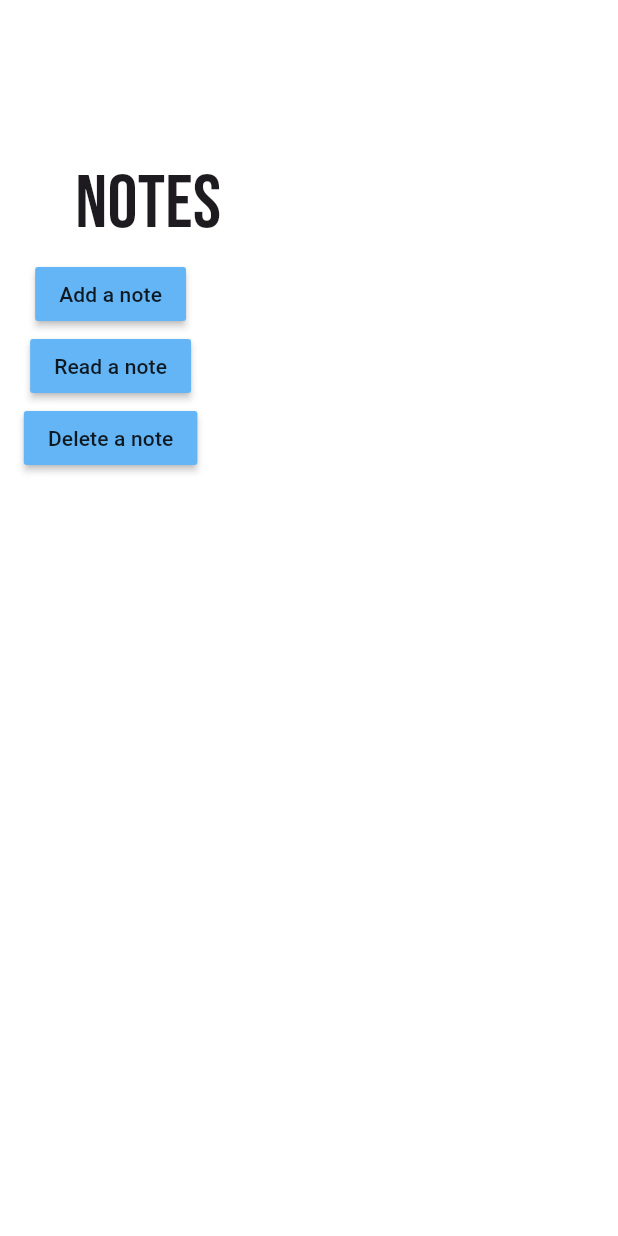
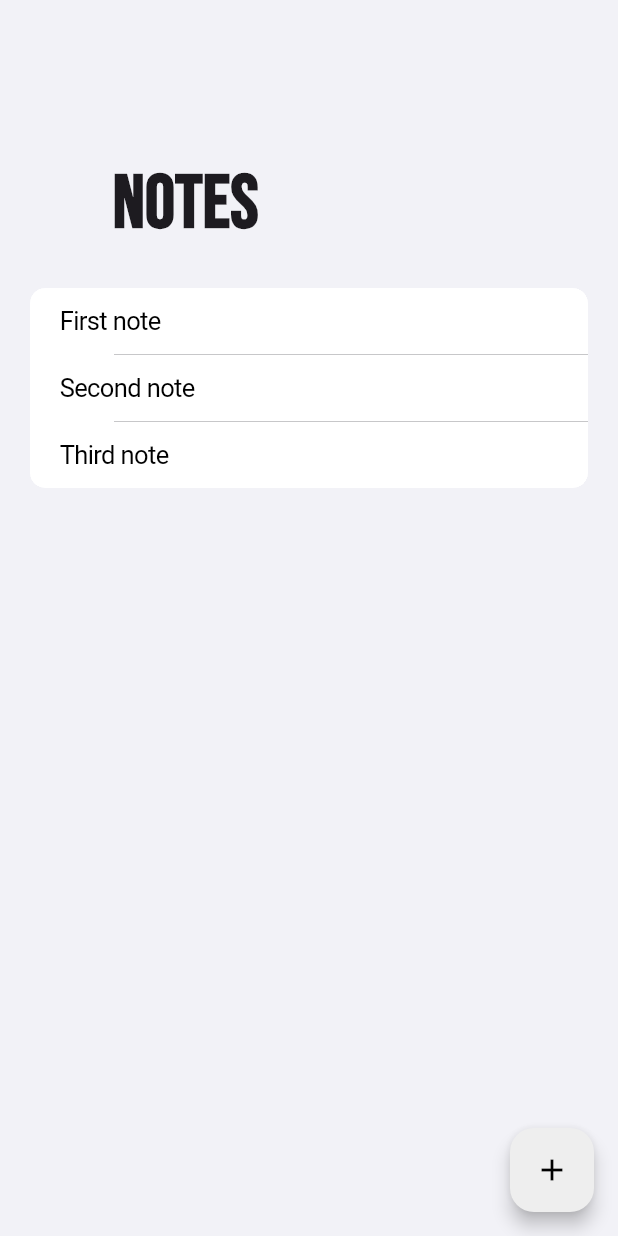
Before and after one commit to Maxx-bl/NotebookApp, a Flutter app: the screen it shows after launch, on a phone screen of 412 x 824 dp. Run offline on Flutter 3.47's test engine with Material 3 defaults, Android fonts, the phone set to English and light mode, and no system bars; missing offline and left inert: flutter_quill.

Commit message:
namespace error

```diff
--- a/lib/main.dart
+++ b/lib/main.dart
@@ -1,12 +1,9 @@
 import 'package:flutter/material.dart';
-import 'package:hive_flutter/hive_flutter.dart';
-import 'models/note.dart';
+import 'package:notebook/models/note_data.dart';
+import 'package:provider/provider.dart';
 import 'pages/home_page.dart';
 
 void main() async {
-  await Hive.initFlutter();
-  Hive.registerAdapter(NoteAdapter());
-  await Hive.openBox('notesBox');
   runApp(const MyApp());
 }
 
@@ -15,9 +12,12 @@
 
   @override
   Widget build(BuildContext context) {
-    return const MaterialApp(
-      debugShowCheckedModeBanner: false,
-      home: HomePage(),
+    return ChangeNotifierProvider(
+      create: (context) => NoteData(),
+      builder: (context, child) => const MaterialApp(
+        debugShowCheckedModeBanner: false,
+        home: HomePage(),
+      ),
     );
   }
 }
--- a/lib/models/boxes.dart
+++ /dev/null
@@ -1,3 +0,0 @@
-import 'package:hive/hive.dart';
-
-late Box notesBox;
--- a/lib/models/note.dart
+++ b/lib/models/note.dart
@@ -1,10 +1,9 @@
-import 'package:hive/hive.dart';
+class Note {
+  int id;
+  String text;
 
-part 'note.g.dart';
-
-@HiveType(typeId: 0)
-class Note {
-  @HiveField(0)
-  String text;
-  Note({required this.text});
+  Note({
+    required this.id,
+    required this.text,
+  });
 }
--- /dev/null
+++ b/lib/models/note_data.dart
@@ -0,0 +1,33 @@
+import 'package:flutter/material.dart';
+import 'package:notebook/models/note.dart';
+
+class NoteData extends ChangeNotifier {
+  List<Note> allNotes = [
+    Note(id: 0, text: 'First note'),
+    Note(id: 1, text: 'Second note'),
+    Note(id: 2, text: 'Third note'),
+  ];
+
+  List<Note> getAllNotes() {
+    return allNotes;
+  }
+
+  void addNote(Note note) {
+    allNotes.add(note);
+    notifyListeners();
+  }
+
+  void updateNote(Note note, String text) {
+    for (int i = 0; i < allNotes.length; i++) {
+      if (allNotes[i].id == note.id) {
+        allNotes[i].text = text;
+      }
+    }
+    notifyListeners();
+  }
+
+  void deleteNote(Note note) {
+    allNotes.remove(note);
+    notifyListeners();
+  }
+}
--- a/lib/pages/home_page.dart
+++ b/lib/pages/home_page.dart
@@ -1,6 +1,9 @@
+import 'package:flutter/cupertino.dart';
 import 'package:flutter/material.dart';
-import 'package:hive_flutter/hive_flutter.dart';
 import 'package:notebook/models/note.dart';
+import 'package:notebook/models/note_data.dart';
+import 'package:notebook/pages/editing_note_page.dart';
+import 'package:provider/provider.dart';
 
 class HomePage extends StatefulWidget {
   const HomePage({super.key});
@@ -10,53 +13,67 @@ class HomePage extends StatefulWidget {
 }
 
 class _HomePageState extends State<HomePage> {
+  void createNewNote() {
+    int id = Provider.of<NoteData>(context, listen: false).getAllNotes().length;
 
-  final db = Hive.box('notesBox');
+    Note newNote = Note(
+      id: id,
+      text: 'new note',
+    );
 
-  void addNote() {
-    db.put(1, Note(text: 'bonjour'));
+    goToNotePage(newNote, true);
   }
 
-  void getNote() {
-    Note note = db.get(1);
-    print(note.text);
-    //return db.get(key);
+  void goToNotePage(Note note, bool isNewNote) {
+    Navigator.push(
+        context,
+        MaterialPageRoute(
+            builder: (context) => EditingNotePage(
+                  note: note,
+                  isNewNote: isNewNote,
+                )));
   }
 
-  void deleteNote() {
-    db.delete(1);
+  void deleteNote(Note note) {
+    Provider.of<NoteData>(context, listen: false).deleteNote(note);
   }
 
   @override
   Widget build(BuildContext context) {
-    return Scaffold(
-      backgroundColor: Colors.white,
-      body: Column(
-        children: [
-          Container(
-            margin: const EdgeInsets.only(left: 50, top: 100),
-            child: const Text(
-              'Notes',
-              style: TextStyle(fontFamily: 'BebasNeue', fontSize: 50),
+    return Consumer<NoteData>(
+        builder: (context, value, child) => Scaffold(
+              backgroundColor: CupertinoColors.systemGroupedBackground,
+              floatingActionButton: FloatingActionButton(
+                onPressed: createNewNote,
+                elevation: 5,
+                backgroundColor: Colors.grey[200],
+                child: const Icon(
+                  Icons.add,
+                  color: Colors.black,
                 ),
               ),
-          MaterialButton(
-            onPressed: addNote,
-            color: Colors.blue[300],
-            child: const Text('Add a note'),
+              body: Column(
+                crossAxisAlignment: CrossAxisAlignment.start,
+                children: [
+                  const Padding(
+                    padding: EdgeInsets.only(left: 75, top: 100),
+                    child: Text(
+                      'Notes',
+                      style: TextStyle(
+                          fontFamily: 'BebasNeue',
+                          fontSize: 50,
+                          fontWeight: FontWeight.bold),
                     ),
-          MaterialButton(
-            onPressed: getNote,
-            color: Colors.blue[300],
-            child: const Text('Read a note'),
                   ),
-          MaterialButton(
-            onPressed: deleteNote,
-            color: Colors.blue[300],
-            child: const Text('Delete a note'),
+                  CupertinoListSection.insetGrouped(
+                    children: List.generate(
+                        value.getAllNotes().length,
+                        (index) => CupertinoListTile(
+                              title: Text(value.getAllNotes()[index].text),
+                            )),
                   )
                 ],
               ),
-    );
+            ));
   }
 }
--- a/pubspec.yaml
+++ b/pubspec.yaml
@@ -37,6 +37,8 @@ dependencies:
   # The following adds the Cupertino Icons font to your application.
   # Use with the CupertinoIcons class for iOS style icons.
   cupertino_icons: ^1.0.8
+  provider:
+  flutter_quill: ^6.4.4
 
 dev_dependencies:
   flutter_test:
```
Also changed, not shown: lib/pages/editing_note_page.dart (added, +107 -0 lines), lib/models/note.g.dart (deleted), pubspec.lock, 5 other files. Lines whose indentation alone changed are shown as unchanged.
